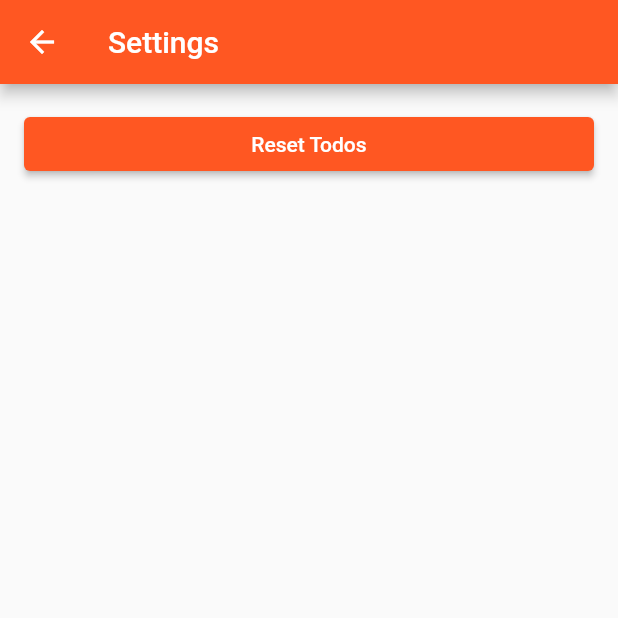
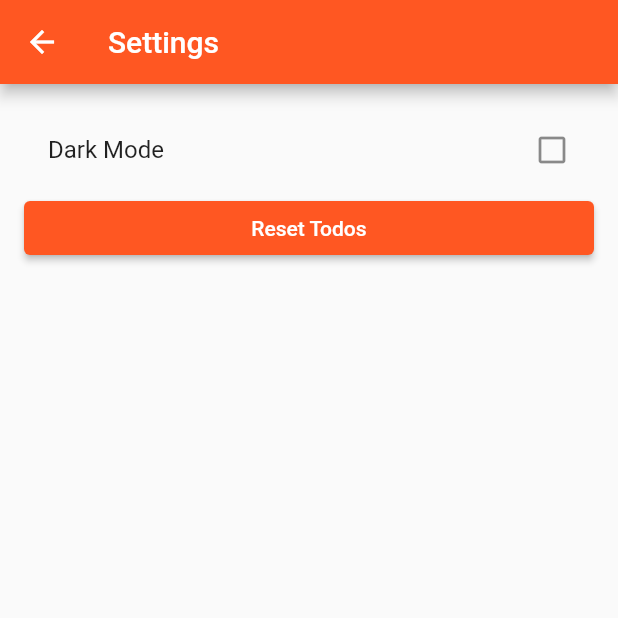
Before and after one commit to LizAinslie/flutter_todo, a Flutter app: the screen it shows after launch, after a tap on the "settings" icon, on a phone screen of 412 x 824 dp, the top half of it. Run offline on Flutter 3.47's test engine with Material 2 defaults, Android fonts, the phone set to English and light mode, and no system bars; our stand-ins replace hive, hive_flutter; accounts and stored records are empty.

Commit message:
Feat: Settings entry for dark mode

```diff
--- a/lib/main.dart
+++ b/lib/main.dart
@@ -34,13 +34,15 @@ void resetApp() async {
   Box<Todo> todos = Hive.box<Todo>(todosBox);
   Box settings = Hive.box(settingsBox);
 
+  // Apply the default list of tasks
   await todos.clear();
-
   for (Todo todo in makeDefaultTodos()) {
     todos.add(todo);
   }
 
-  settings.put('defaultsAdded', true);
+  // Settings
+  settings.put('defaultsAdded', true); // Tell the app not to create defaults anymore
+  settings.put('darkMode', false); // Default: Light mode
 }
 
 class MyApp extends StatelessWidget {
@@ -53,14 +55,14 @@ class MyApp extends StatelessWidget {
       theme: ThemeData(
         primarySwatch: Colors.deepOrange,
       ),
-      home: const MyHomePage(title: 'Todos'),
+      home: const MyHomePage(),
     );
   }
 }
 
 class MyHomePage extends StatefulWidget {
-  const MyHomePage({Key? key, required this.title}) : super(key: key);
-  final String title;
+  const MyHomePage({Key? key}) : super(key: key);
+
   @override
   State<MyHomePage> createState() => _MyHomePageState();
 }
@@ -75,7 +77,7 @@ class _MyHomePageState extends State<MyHomePage> {
       builder: (context, Box<Todo> todos, _) {
         return Scaffold(
           appBar: AppBar(
-            title: Text(widget.title),
+            title: const Text('Todos'),
             actions: [
               IconButton(
                 onPressed: () {
@@ -165,11 +167,21 @@ class _SettingsPageState extends State<SettingsPage> {
       ),
       body: ValueListenableBuilder(
         valueListenable: Hive.box(settingsBox).listenable(),
-        builder: (context, Box box, _) {
+        builder: (context, Box settings, _) {
           return Container(
             padding: const EdgeInsets.all(16),
             child: Column(
               children: [
+                ListTile(
+                  title: const Text('Dark Mode'),
+                  trailing: Icon(
+                    settings.get('darkMode', defaultValue: false) ? Icons.check_box : Icons.check_box_outline_blank,
+                    semanticLabel: settings.get('darkMode', defaultValue: false) ? 'Disable Dark Mode' : 'Enable Dark Mode',
+                  ),
+                  onTap: () {
+                    settings.put('darkMode', !settings.get('darkMode', defaultValue: false));
+                  },
+                ),
                 SizedBox(
                   width: double.infinity,
                   child: ElevatedButton(
@@ -219,12 +231,12 @@ class _SettingsPageState extends State<SettingsPage> {
                     },
                     child: const Text('Reset Todos'),
                   ),
-                )
+                ),
               ],
             ),
           );
-        }
-      )
+        },
+      ),
     );
   }
 }
```
